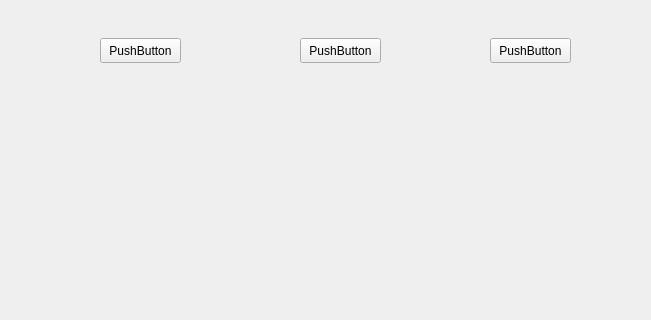
Qt form 08_QT6_States_Animations_QML/mainwindow.ui (3xp1o1t/qt6-cpp) before a commit; both pictures show x 0 to 651 and y 82 to 402 of the 800 by 600 pixel window.
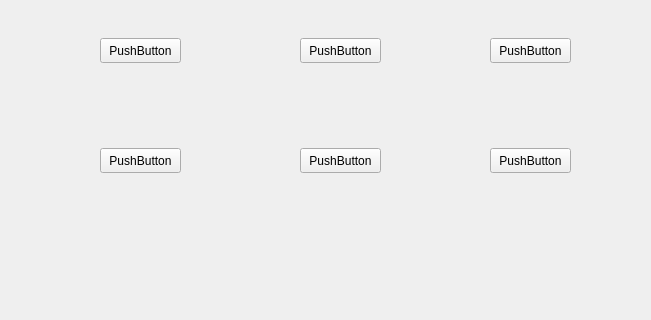
The same form after that commit.

What changed in the file:
```diff
--- a/08_QT6_States_Animations_QML/mainwindow.ui
+++ b/08_QT6_States_Animations_QML/mainwindow.ui
@@ -53,6 +53,45 @@
      <string>PushButton</string>
     </property>
    </widget>
+   <widget class="QPushButton" name="pushButton_4">
+    <property name="geometry">
+     <rect>
+      <x>100</x>
+      <y>230</y>
+      <width>81</width>
+      <height>25</height>
+     </rect>
+    </property>
+    <property name="text">
+     <string>PushButton</string>
+    </property>
+   </widget>
+   <widget class="QPushButton" name="pushButton_5">
+    <property name="geometry">
+     <rect>
+      <x>300</x>
+      <y>230</y>
+      <width>81</width>
+      <height>25</height>
+     </rect>
+    </property>
+    <property name="text">
+     <string>PushButton</string>
+    </property>
+   </widget>
+   <widget class="QPushButton" name="pushButton_6">
+    <property name="geometry">
+     <rect>
+      <x>490</x>
+      <y>230</y>
+      <width>81</width>
+      <height>25</height>
+     </rect>
+    </property>
+    <property name="text">
+     <string>PushButton</string>
+    </property>
+   </widget>
   </widget>
   <widget class="QMenuBar" name="menubar">
    <property name="geometry">
```
